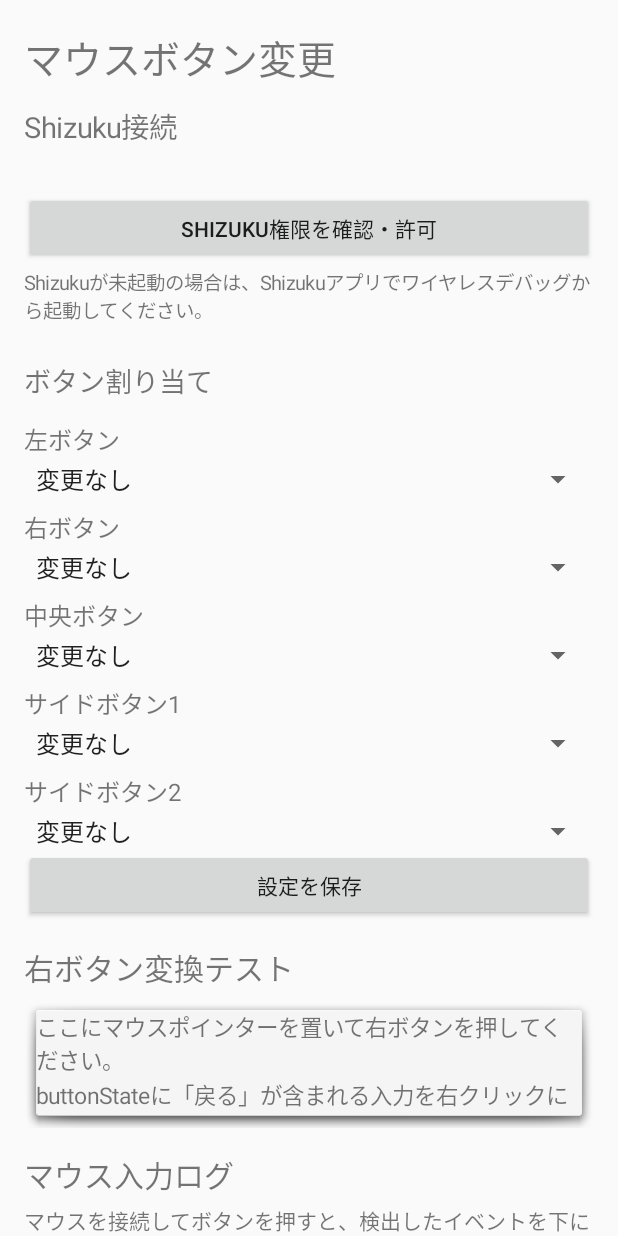
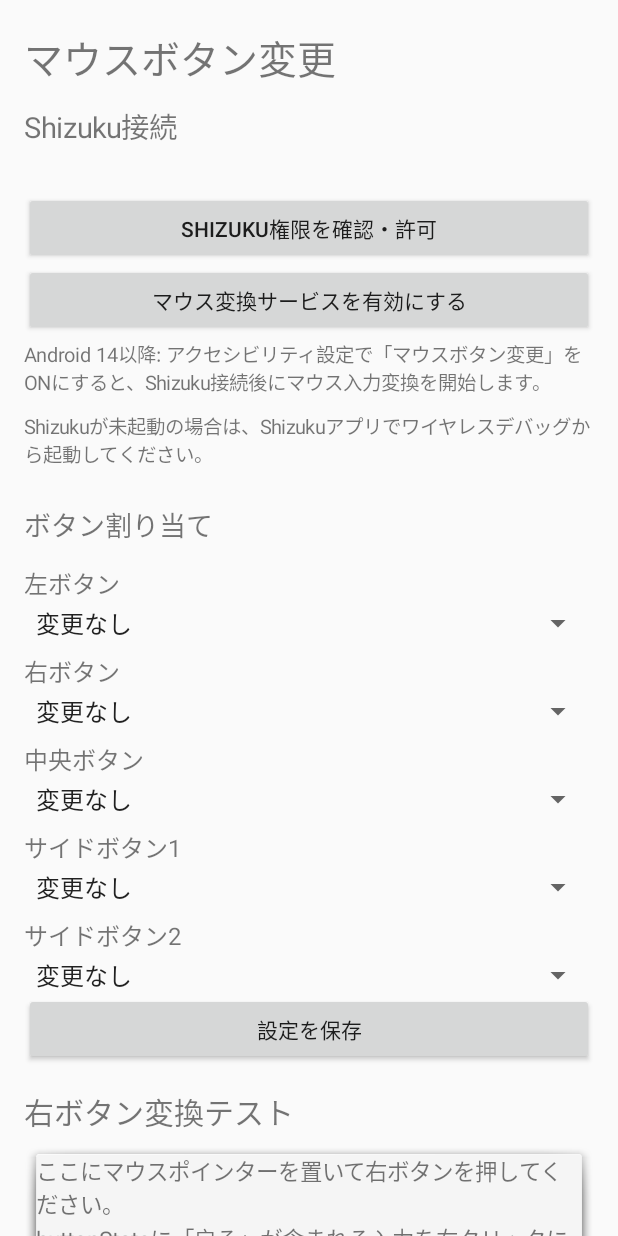
Before and after one commit to afsdsa-eng/mouse, an Android app: the screen it shows after launch (MainActivity), on a phone screen of 412 x 824 dp. Run offline under Robolectric (Android 15) with nearby library versions, the phone set to English and light mode, and no system bars; libraries missing offline, so code that uses them is left out: rikka.shizuku; 6 statements that could not run were skipped.

Commit message:
Add accessibility service setup entry

```diff
--- a/app/src/main/java/com/afsdsa/mouse/MainActivity.kt
+++ b/app/src/main/java/com/afsdsa/mouse/MainActivity.kt
@@ -72,6 +72,17 @@ class MainActivity : Activity() {
         root.addView(Button(this).apply {
             text = "Shizuku権限を確認・許可"
             setOnClickListener { requestShizukuPermission() }
+        })
+        root.addView(Button(this).apply {
+            text = "マウス変換サービスを有効にする"
+            setOnClickListener {
+                startActivity(android.content.Intent(android.provider.Settings.ACTION_ACCESSIBILITY_SETTINGS))
+            }
+        })
+        root.addView(TextView(this).apply {
+            text = "Android 14以降: アクセシビリティ設定で「マウスボタン変更」をONにすると、Shizuku接続後にマウス入力変換を開始します。"
+            textSize = 13f
+            setPadding(0, 4, 0, 12)
         })
         root.addView(TextView(this).apply {
             text = "Shizukuが未起動の場合は、Shizukuアプリでワイヤレスデバッグから起動してください。"
```
